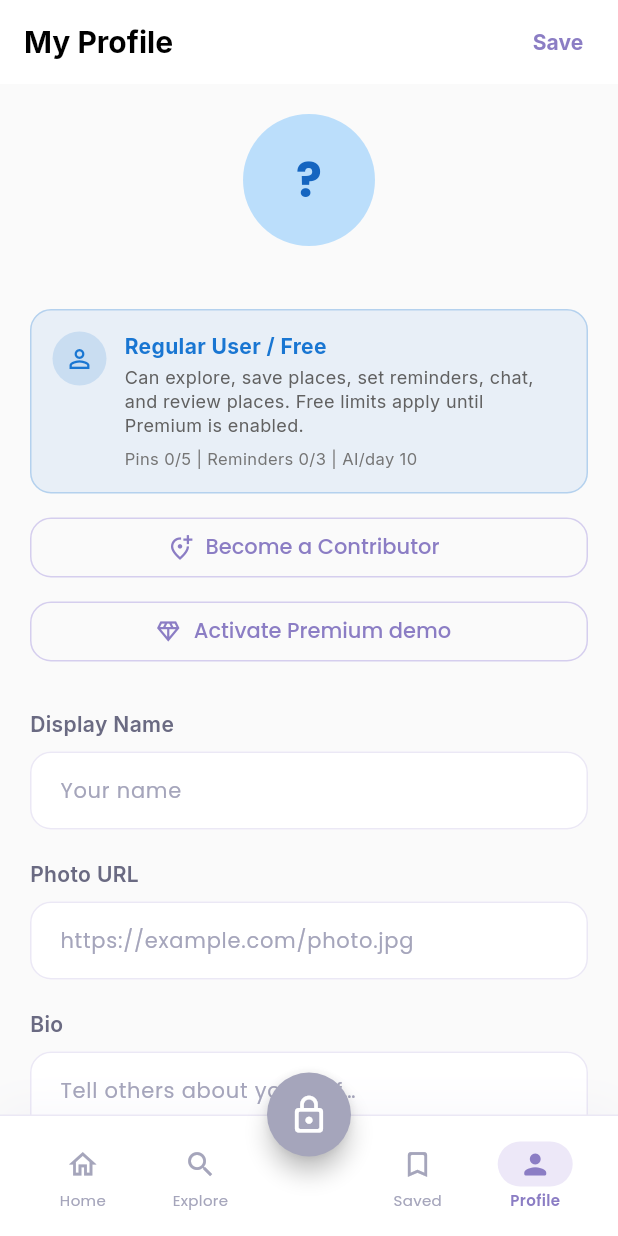
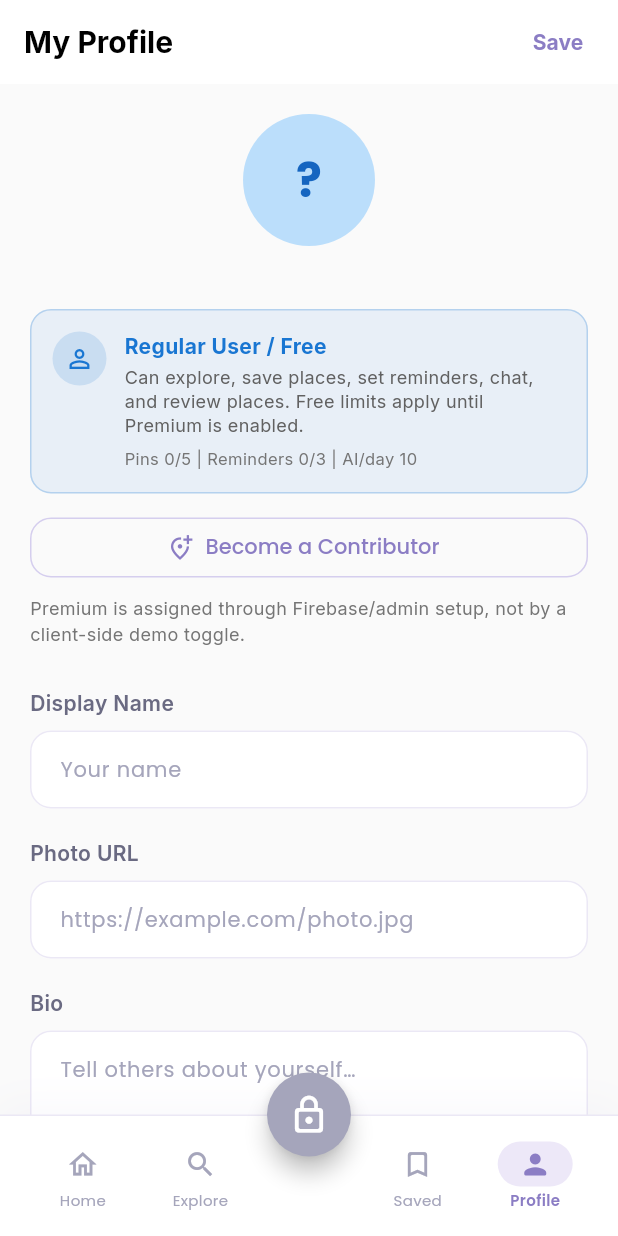
Before and after one commit to Salmakhaled204/likealocal-mobile, a Flutter app: the screen it shows once a user with an empty profile is signed in, item 4 of the bottom bar chosen, on a phone screen of 412 x 824 dp. Run offline on Flutter 3.47's test engine with Material 3 defaults, Android fonts, the phone set to English and light mode, and no system bars; our stand-ins replace cached_network_image, cloud_firestore, firebase_auth, firebase_core, firebase_messaging, firebase_storage and 9 more; missing offline and left inert: workmanager; accounts and stored records are empty; statements that could not run were skipped.

Commit message:
Complete audit partial fixes

```diff
--- a/lib/main.dart
+++ b/lib/main.dart
@@ -9,9 +9,12 @@ import 'package:workmanager/workmanager.dart';
 import 'firebase_options.dart';
 import 'providers/home_provider.dart';
 import 'providers/search_provider.dart';
+import 'providers/user_provider.dart';
 import 'models/user_role.dart';
 import 'screens/home_screen.dart';
+import 'screens/admin_reports_screen.dart';
 import 'screens/notifications_screen.dart';
+import 'screens/settings_screen.dart';
 import 'services/notification_service.dart';
 import 'services/proximity_service.dart';
 import 'theme/app_theme.dart';
@@ -39,6 +42,7 @@ class MyApp extends StatelessWidget {
       providers: [
         ChangeNotifierProvider(create: (_) => HomeProvider()),
         ChangeNotifierProvider(create: (_) => SearchProvider()),
+        ChangeNotifierProvider(create: (_) => UserProvider()),
       ],
       child: MaterialApp(
         debugShowCheckedModeBanner: false,
@@ -47,6 +51,8 @@ class MyApp extends StatelessWidget {
         home: const SplashScreen(),
         routes: {
           '/notifications': (_) => const NotificationsScreen(),
+          '/settings': (_) => const SettingsScreen(),
+          '/admin/reports': (_) => const AdminReportsScreen(),
         },
       ),
     );
@@ -198,6 +204,7 @@ class AuthWrapper extends StatelessWidget {
         ),
       );
       if (!context.mounted) return;
+      await context.read<UserProvider>().loadCurrentUser();
       context.read<SearchProvider>().setDiscoveryPreferences(
         categories: const [],
         budget: '',
@@ -209,6 +216,7 @@ class AuthWrapper extends StatelessWidget {
 
     final data = snapshot.data() ?? {};
     if (!context.mounted) return;
+    await context.read<UserProvider>().loadCurrentUser();
     context.read<SearchProvider>().setDiscoveryPreferences(
       categories: List<String>.from(data['preferences'] ?? []),
       budget: (data['budgetPreference'] ?? '').toString(),
--- a/lib/providers/home_provider.dart
+++ b/lib/providers/home_provider.dart
@@ -1,9 +1,13 @@
+import 'dart:convert';
+
 import 'package:cloud_firestore/cloud_firestore.dart';
 import 'package:flutter/foundation.dart';
+import 'package:shared_preferences/shared_preferences.dart';
 import '../models/place.dart';
 
 class HomeProvider extends ChangeNotifier {
   final FirebaseFirestore _firestore = FirebaseFirestore.instance;
+  static const _placesCacheKey = 'cached_home_places';
 
   List<Place> _places = [];
   List<Place> _personalizedRecommendations = [];
@@ -35,13 +39,16 @@ class HomeProvider extends ChangeNotifier {
           }
           return b.averageRating.compareTo(a.averageRating);
         });
+      await _cachePlaces(_places);
     } on FirebaseException catch (e) {
+      _places = await _loadCachedPlaces();
       _errorMessage = _firestoreErrorMessage(
         e,
         'Failed to load places. Please check Firebase setup.',
       );
       if (kDebugMode) print('HomeProvider.fetchPlaces: ${e.code} ${e.message}');
     } catch (e) {
+      _places = await _loadCachedPlaces();
       _errorMessage = 'Failed to load places. Please try again.';
       if (kDebugMode) print('HomeProvider.fetchPlaces: $e');
     } finally {
@@ -49,6 +56,70 @@ class HomeProvider extends ChangeNotifier {
       notifyListeners();
     }
   }
+
+  Future<void> _cachePlaces(List<Place> places) async {
+    final prefs = await SharedPreferences.getInstance();
+    await prefs.setString(
+      _placesCacheKey,
+      jsonEncode(places.map(_placeToJson).toList()),
+    );
+  }
+
+  Future<List<Place>> _loadCachedPlaces() async {
+    final prefs = await SharedPreferences.getInstance();
+    final raw = prefs.getString(_placesCacheKey);
+    if (raw == null || raw.isEmpty) return [];
+    try {
+      final items = (jsonDecode(raw) as List).cast<Map<String, dynamic>>();
+      return items.map(_placeFromJson).toList();
+    } catch (_) {
+      return [];
+    }
+  }
+
+  Map<String, dynamic> _placeToJson(Place place) => {
+    'id': place.id,
+    'title': place.title,
+    'description': place.description,
+    'category': place.category,
+    'imageUrls': place.imageUrls,
+    'videoUrls': place.videoUrls,
+    'latitude': place.location.latitude,
+    'longitude': place.location.longitude,
+    'address': place.address,
+    'budget': place.budget,
+    'atmosphere': place.atmosphere,
+    'localTip': place.localTip,
+    'recommendedDish': place.recommendedDish,
+    'ownerId': place.ownerId,
+    'ownerName': place.ownerName,
+    'ownerIsSuperUser': place.ownerIsSuperUser,
+    'averageRating': place.averageRating,
+    'reviewCount': place.reviewCount,
+  };
+
+  Place _placeFromJson(Map<String, dynamic> data) => Place(
+    id: data['id'] ?? '',
+    title: data['title'] ?? '',
+    description: data['description'] ?? '',
+    category: data['category'] ?? 'Other',
+    imageUrls: List<String>.from(data['imageUrls'] ?? []),
+    videoUrls: List<String>.from(data['videoUrls'] ?? []),
+    location: GeoPoint(
+      (data['latitude'] as num?)?.toDouble() ?? 0,
+      (data['longitude'] as num?)?.toDouble() ?? 0,
+    ),
+    address: data['address'] ?? '',
+    budget: data['budget'] ?? '',
+    atmosphere: data['atmosphere'] ?? '',
+    localTip: data['localTip'] ?? '',
+    recommendedDish: data['recommendedDish'] ?? '',
+    ownerId: data['ownerId'] ?? '',
+    ownerName: data['createdByName'] ?? data['ownerName'] ?? 'Local contributor',
+    ownerIsSuperUser: data['ownerIsSuperUser'] ?? false,
+    averageRating: (data['averageRating'] as num?)?.toDouble() ?? 0,
+    reviewCount: (data['reviewCount'] as num?)?.toInt() ?? 0,
+  );
 
   Future<void> fetchPersonalizedRecommendationsForUser(String uid) async {
     _isLoadingRecommendations = true;
--- a/lib/providers/search_provider.dart
+++ b/lib/providers/search_provider.dart
@@ -1,12 +1,15 @@
 import 'dart:async';
+import 'dart:convert';
 import 'package:cloud_firestore/cloud_firestore.dart';
 import 'package:flutter/foundation.dart';
+import 'package:shared_preferences/shared_preferences.dart';
 import '../models/place.dart';
 
 /// Manages search state, debounced Firestore queries, category filtering,
 /// and user-preference-aware results for the Search & Discovery domain.
 class SearchProvider extends ChangeNotifier {
   final FirebaseFirestore _firestore = FirebaseFirestore.instance;
+  static const _searchCacheKey = 'cached_search_places';
 
   // ── State ────────────────────────────────────────────────────────────────
   List<Place> _searchResults = [];
@@ -220,8 +223,10 @@ class SearchProvider extends ChangeNotifier {
       });
 
       _searchResults = results;
+      await _cachePlaces(results);
     } catch (e) {
       if (myToken != _queryToken) return;
+      _searchResults = await _loadCachedPlaces();
       _errorMessage = 'Search failed. Please try again.';
       if (kDebugMode) print('SearchProvider._performSearch: $e');
     } finally {
@@ -232,6 +237,70 @@ class SearchProvider extends ChangeNotifier {
     }
   }
 
+  Future<void> _cachePlaces(List<Place> places) async {
+    final prefs = await SharedPreferences.getInstance();
+    await prefs.setString(
+      _searchCacheKey,
+      jsonEncode(places.map(_placeToJson).toList()),
+    );
+  }
+
+  Future<List<Place>> _loadCachedPlaces() async {
+    final prefs = await SharedPreferences.getInstance();
+    final raw = prefs.getString(_searchCacheKey);
+    if (raw == null || raw.isEmpty) return [];
+    try {
+      final items = (jsonDecode(raw) as List).cast<Map<String, dynamic>>();
+      return items.map(_placeFromJson).toList();
+    } catch (_) {
+      return [];
+    }
+  }
+
+  Map<String, dynamic> _placeToJson(Place place) => {
+    'id': place.id,
+    'title': place.title,
+    'description': place.description,
+    'category': place.category,
+    'imageUrls': place.imageUrls,
+    'videoUrls': place.videoUrls,
+    'latitude': place.location.latitude,
+    'longitude': place.location.longitude,
+    'address': place.address,
+    'budget': place.budget,
+    'atmosphere': place.atmosphere,
+    'localTip': place.localTip,
+    'recommendedDish': place.recommendedDish,
+    'ownerId': place.ownerId,
+    'ownerName': place.ownerName,
+    'ownerIsSuperUser': place.ownerIsSuperUser,
+    'averageRating': place.averageRating,
+    'reviewCount': place.reviewCount,
+  };
+
+  Place _placeFromJson(Map<String, dynamic> data) => Place(
+    id: data['id'] ?? '',
+    title: data['title'] ?? '',
+    description: data['description'] ?? '',
+    category: data['category'] ?? 'Other',
+    imageUrls: List<String>.from(data['imageUrls'] ?? []),
+    videoUrls: List<String>.from(data['videoUrls'] ?? []),
+    location: GeoPoint(
+      (data['latitude'] as num?)?.toDouble() ?? 0,
+      (data['longitude'] as num?)?.toDouble() ?? 0,
+    ),
+    address: data['address'] ?? '',
+    budget: data['budget'] ?? '',
+    atmosphere: data['atmosphere'] ?? '',
+    localTip: data['localTip'] ?? '',
+    recommendedDish: data['recommendedDish'] ?? '',
+    ownerId: data['ownerId'] ?? '',
+    ownerName: data['createdByName'] ?? data['ownerName'] ?? 'Local contributor',
+    ownerIsSuperUser: data['ownerIsSuperUser'] ?? false,
+    averageRating: (data['averageRating'] as num?)?.toDouble() ?? 0,
+    reviewCount: (data['reviewCount'] as num?)?.toInt() ?? 0,
+  );
+
   @override
   void dispose() {
     _debounceTimer?.cancel();
--- /dev/null
+++ b/lib/providers/user_provider.dart
@@ -0,0 +1,51 @@
+import 'package:cloud_firestore/cloud_firestore.dart';
+import 'package:firebase_auth/firebase_auth.dart';
+import 'package:flutter/foundation.dart';
+
+import '../models/user_role.dart';
+
+class UserProvider extends ChangeNotifier {
+  Map<String, dynamic>? _profile;
+  UserRole _role = UserRole.regularFree();
+  bool _loading = false;
+  String? _error;
+
+  Map<String, dynamic>? get profile => _profile;
+  UserRole get role => _role;
+  bool get loading => _loading;
+  String? get error => _error;
+
+  Future<void> loadCurrentUser() async {
+    final user = FirebaseAuth.instance.currentUser;
+    if (user == null) {
+      _profile = null;
+      _role = UserRole.regularFree();
+      notifyListeners();
+      return;
+    }
+
+    _loading = true;
+    _error = null;
+    notifyListeners();
+
+    try {
+      final doc = await FirebaseFirestore.instance
+          .collection('users')
+          .doc(user.uid)
+          .get();
+      _profile = doc.data();
+      _role = UserRole.fromData(_profile);
+    } catch (e) {
+      _error = 'Could not load user profile.';
+    } finally {
+      _loading = false;
+      notifyListeners();
+    }
+  }
+
+  void updateLocalProfile(Map<String, dynamic> data) {
+    _profile = {...?_profile, ...data};
+    _role = UserRole.fromData(_profile);
+    notifyListeners();
+  }
+}
--- a/lib/screens/chat_service.dart
+++ b/lib/screens/chat_service.dart
@@ -22,6 +22,7 @@ class ChatService {
     BuildContext context,
     String otherUserId, {
     String? otherUserName,
+    String? placeId,
   }) async {
     final currentUser = FirebaseAuth.instance.currentUser;
     if (currentUser == null) {
@@ -92,8 +93,11 @@ class ChatService {
           'lastMessageTime': FieldValue.serverTimestamp(),
           'unreadCount_${currentUser.uid}': 0,
           'unreadCount_$otherUserId': 0,
+          if (placeId != null) 'placeId': placeId,
           'createdAt': FieldValue.serverTimestamp(),
         });
+      } else if (placeId != null) {
+        await chatRef.set({'placeId': placeId}, SetOptions(merge: true));
       }
 
        if (!context.mounted) return;
--- a/lib/screens/profile_screen.dart
+++ b/lib/screens/profile_screen.dart
@@ -204,26 +204,6 @@ class _ProfileScreenState extends State<ProfileScreen> {
     }
   }
 
-  Future<void> _activatePremiumDemo() async {
-    if (_userRole.isPremium) return;
-    await FirebaseFirestore.instance.collection('users').doc(_uid).set({
-      'subscription': AppSubscription.premium,
-      'isPremium': true,
-      'updatedAt': FieldValue.serverTimestamp(),
-    }, SetOptions(merge: true));
-    if (mounted) {
-      setState(
-        () => _userRole = UserRole.fromData({
-          ..._userRole.toFirestore(),
-          'subscription': AppSubscription.premium,
-        }),
-      );
-      ScaffoldMessenger.of(
-        context,
-      ).showSnackBar(const SnackBar(content: Text('Premium demo enabled.')));
-    }
-  }
-
   @override
   Widget build(BuildContext context) {
     return Scaffold(
@@ -307,7 +287,6 @@ class _ProfileScreenState extends State<ProfileScreen> {
                     _RoleActions(
                       role: _userRole,
                       onBecomeContributor: _becomeContributor,
-                      onActivatePremium: _activatePremiumDemo,
                     ),
                     const SizedBox(height: 28),
 
@@ -535,6 +514,38 @@ class _ProfileScreenState extends State<ProfileScreen> {
                       ),
                     ),
                     const SizedBox(height: 24),
+                    if (_userRole.isAdmin) ...[
+                      GestureDetector(
+                        onTap: () => Navigator.pushNamed(context, '/admin/reports'),
+                        child: Container(
+                          padding: const EdgeInsets.symmetric(
+                              horizontal: 16, vertical: 14),
+                          decoration: BoxDecoration(
+                            color: Colors.white,
+                            borderRadius: BorderRadius.circular(12),
+                            border: Border.all(color: Colors.grey[200]!),
+                          ),
+                          child: Row(
+                            children: [
+                              const Icon(Icons.admin_panel_settings_outlined,
+                                  color: Colors.deepPurple, size: 22),
+                              const SizedBox(width: 14),
+                              Expanded(
+                                child: Text(
+                                  'Moderation Reports',
+                                  style: GoogleFonts.inter(
+                                      fontSize: 14,
+                                      fontWeight: FontWeight.w500),
+                                ),
+                              ),
+                              const Icon(Icons.chevron_right_rounded,
+                                  color: Colors.grey, size: 20),
+                            ],
+                          ),
+                        ),
+                      ),
+                      const SizedBox(height: 24),
+                    ],
 
                     // Settings
                     Text(
@@ -545,6 +556,36 @@ class _ProfileScreenState extends State<ProfileScreen> {
                       ),
                     ),
                     const SizedBox(height: 8),
+                    GestureDetector(
+                      onTap: () => Navigator.pushNamed(context, '/settings'),
+                      child: Container(
+                        padding: const EdgeInsets.symmetric(
+                            horizontal: 16, vertical: 14),
+                        decoration: BoxDecoration(
+                          color: Colors.white,
+                          borderRadius: BorderRadius.circular(12),
+                          border: Border.all(color: Colors.grey[200]!),
+                        ),
+                        child: Row(
+                          children: [
+                            const Icon(Icons.settings_outlined,
+                                color: Colors.blueGrey, size: 22),
+                            const SizedBox(width: 14),
+                            Expanded(
+                              child: Text(
+                                'Open Settings',
+                                style: GoogleFonts.inter(
+                                    fontSize: 14,
+                                    fontWeight: FontWeight.w500),
+                              ),
+                            ),
+                            const Icon(Icons.chevron_right_rounded,
+                                color: Colors.grey, size: 20),
+                          ],
+                        ),
+                      ),
+                    ),
+                    const SizedBox(height: 12),
                     Container(
                       decoration: BoxDecoration(
                         color: Colors.white,
@@ -843,12 +884,10 @@ class _RoleSummary extends StatelessWidget {
 class _RoleActions extends StatelessWidget {
   final UserRole role;
   final VoidCallback onBecomeContributor;
-  final VoidCallback onActivatePremium;
 
   const _RoleActions({
     required this.role,
     required this.onBecomeContributor,
-    required this.onActivatePremium,
   });
 
   @override
@@ -862,14 +901,14 @@ class _RoleActions extends StatelessWidget {
             icon: const Icon(Icons.add_location_alt_outlined),
             label: const Text('Become a Contributor'),
           ),
-        if (!role.isPremium) ...[
-          const SizedBox(height: 8),
-          OutlinedButton.icon(
-            onPressed: onActivatePremium,
-            icon: const Icon(Icons.diamond_outlined),
-            label: const Text('Activate Premium demo'),
+        if (!role.isPremium)
+          Padding(
+            padding: const EdgeInsets.only(top: 8),
+            child: Text(
+              'Premium is assigned through Firebase/admin setup, not by a client-side demo toggle.',
+              style: GoogleFonts.inter(fontSize: 12, color: Colors.grey[600]),
+            ),
           ),
-        ],
         if (role.isAdmin)
           Padding(
             padding: const EdgeInsets.only(top: 8),
```
Also changed, not shown: lib/screens/admin_reports_screen.dart (added, +96 -0 lines), lib/screens/chat_screen.dart (+40 -0 lines), lib/screens/place_details_screen.dart (+62 -0 lines), lib/screens/settings_screen.dart (added, +176 -0 lines), lib/services/notification_service.dart (+26 -0 lines), firebase.json, 4 other files.
